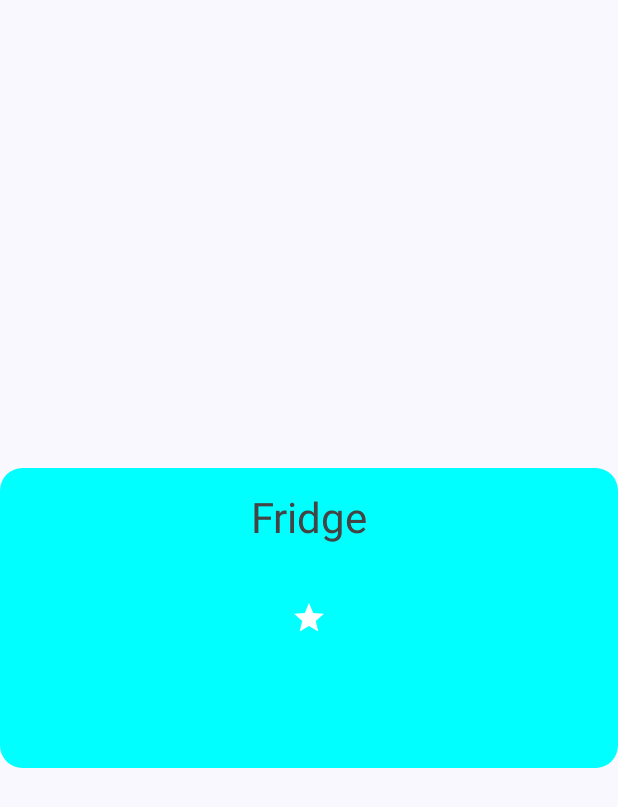
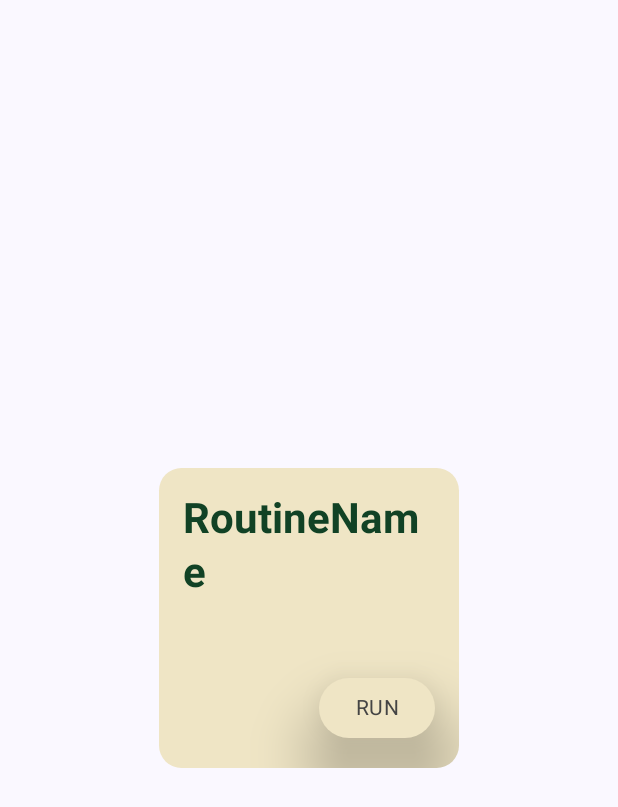
Before and after one commit to meursault00/HCI_TP3, an Android app built with Jetpack Compose: the composable RoutineBox shown on its own in the app's theme, on a phone screen of 412 x 824 dp. Shown: the top 807 px of the screen. Run offline under Robolectric (Android 15) with nearby library versions, the phone set to English and light mode, and no system bars; 3 statements that could not run were skipped.

Commit message:
drawer routing + routine popup

```diff
--- a/app/src/main/java/com/example/homehive/NavHost.kt
+++ b/app/src/main/java/com/example/homehive/NavHost.kt
@@ -17,6 +17,7 @@ import com.example.homehive.screens.RoutinesScreen
 import com.example.homehive.screens.SpeakerScreen
 import com.example.homehive.screens.TapScreen
 import com.example.homehive.screens.TestScreen
+import com.example.homehive.viewmodels.FridgeVM
 
 @Composable
 fun NavHost(
--- a/app/src/main/java/com/example/homehive/NavigationDrawer.kt
+++ b/app/src/main/java/com/example/homehive/NavigationDrawer.kt
@@ -55,7 +55,7 @@ fun DrawerHeader() {
             )
             Column() {
                 Text(text = "Gabor", fontSize = 20.sp)
-                Text(text = "Chris' Home", fontSize = 15.sp)
+                Text(text = "Chris' Home", fontSize = 15.sp, color = Color(0xFF777777))
             }
         }
     }
--- a/app/src/main/java/com/example/homehive/boxes/RoutineBox.kt
+++ b/app/src/main/java/com/example/homehive/boxes/RoutineBox.kt
@@ -1,5 +1,6 @@
 package com.example.homehive.boxes
 
+import androidx.compose.foundation.background
 import androidx.compose.foundation.clickable
 import androidx.compose.foundation.layout.Box
 import androidx.compose.foundation.layout.fillMaxSize
@@ -10,6 +11,8 @@ import androidx.compose.foundation.shape.RoundedCornerShape
 import androidx.compose.material.icons.Icons
 import androidx.compose.material.icons.filled.Add
 import androidx.compose.material.icons.filled.Star
+import androidx.compose.material3.Button
+import androidx.compose.material3.ButtonDefaults
 import androidx.compose.material3.Icon
 import androidx.compose.material3.MaterialTheme
 import androidx.compose.material3.Surface
@@ -19,6 +22,8 @@ import androidx.compose.ui.Alignment
 import androidx.compose.ui.Modifier
 import androidx.compose.ui.graphics.Color
 import androidx.compose.ui.res.painterResource
+import androidx.compose.ui.text.font.FontWeight
+import androidx.compose.ui.text.style.TextAlign
 import androidx.compose.ui.unit.dp
 import com.example.homehive.R
 
@@ -34,28 +39,45 @@ fun RoutineBox(onClick: () -> Unit) {
         Surface(
             modifier = Modifier
                 .height(200.dp)
-                .width(600.dp)
+                .width(200.dp)
                 .clickable(onClick = onClick),
             shape = RoundedCornerShape(15.dp),
-            color = Color.Cyan
+            color = Color(0xFFEFE5C5)
         ) {
             Box(
                 modifier = Modifier.fillMaxSize(),
                 contentAlignment = Alignment.Center
             ) {
-                Icon(
-                    imageVector = Icons.Default.Star,
-                    contentDescription = "Add Icon",
-                    tint = Color.White
-                )
                 Text(
-                    text = "Fridge",
+                    text = "RoutineName",
+                    fontWeight = FontWeight.Bold,
                     style = MaterialTheme.typography.headlineMedium,
-                    color = Color.DarkGray,
+                    color = Color(0xFF114225),
                     modifier = Modifier
                         .padding(16.dp)
                         .align(Alignment.TopCenter)
                 )
+                Button(
+                    onClick = { /* RUN THE ROUTINE */ },
+                    elevation = ButtonDefaults.buttonElevation(
+                        defaultElevation = 30.dp,
+                        pressedElevation = 0.0.dp,
+                    ),
+                    modifier = Modifier
+                        .padding(16.dp)
+                        .align(Alignment.BottomEnd)
+                        .background(Color(0xFFEFE5C5)),
+                    colors = ButtonDefaults.buttonColors(
+                        containerColor = if (true) Color(0xFFEFE5C5) else Color(0xFFEEE5C9)),
+
+                ) {
+                    Text(
+                        text = "RUN",
+                        style = MaterialTheme.typography.bodyMedium,
+                        color = Color.DarkGray,
+                        textAlign = TextAlign.Center
+                    )
+                }
             }
         }
     }
```
Also changed, not shown: app/src/main/java/com/example/homehive/MainActivity.kt (+11 -1 lines), app/src/main/java/com/example/homehive/screens/RoutinesScreen.kt (+65 -22 lines), app/src/main/res/drawable/logo.png.
